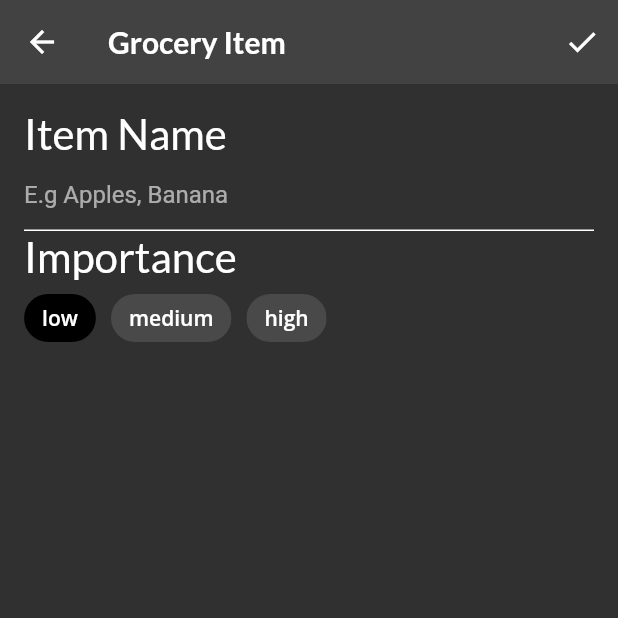
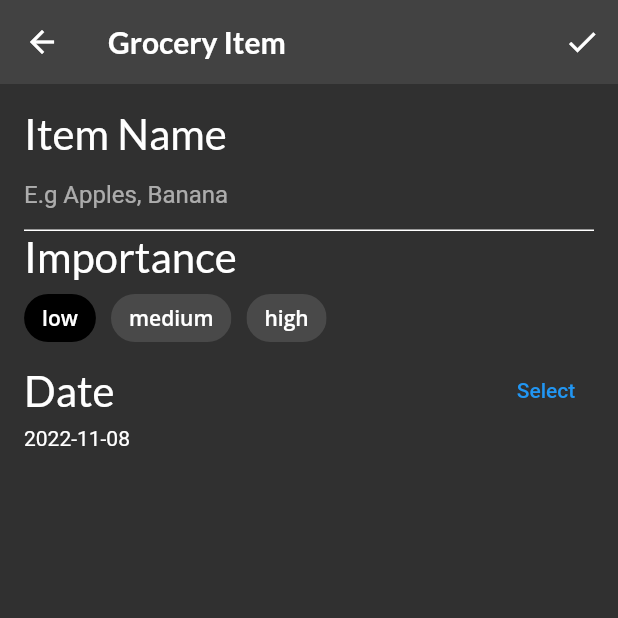
Before and after one commit to okellomano/Fooder, a Flutter app: the screen it shows after launch, item 3 of the bottom bar chosen, after a tap on the "add" icon, on a phone screen of 412 x 824 dp, the top half of it. Run offline on Flutter 3.47's test engine with Material 2 defaults, Android fonts, the phone set to English and light mode, and no system bars; our stand-ins replace flutter_colorpicker, google_fonts.

Commit message:
date picker widget implementation

```diff
--- a/lib/screens/grocery_item_screen.dart
+++ b/lib/screens/grocery_item_screen.dart
@@ -99,7 +99,7 @@ class _GroceryItemScreenState extends State<GroceryItemScreen> {
           children: [
             buildNameField(),
             buildImportanceField(),
-            //add date picker
+            buildDateField(context),
             //add time picker
             //add color picker
             //add slider
@@ -187,4 +187,39 @@ class _GroceryItemScreenState extends State<GroceryItemScreen> {
       ],
     );
   }
+
+  Widget buildDateField(BuildContext context) {
+    return Column(
+      crossAxisAlignment: CrossAxisAlignment.start,
+      children: [
+        Row(
+          mainAxisAlignment: MainAxisAlignment.spaceBetween,
+          children: [
+            Text(
+              'Date',
+              style: GoogleFonts.lato(fontSize: 28.0),
+            ),
+            TextButton(
+              child: const Text('Select'),
+              onPressed: () async {
+                final currentDate = DateTime.now();
+                final selectedDate = await showDatePicker(
+                  context: context,
+                  initialDate: currentDate,
+                  firstDate: currentDate,
+                  lastDate: DateTime(currentDate.year + 5),
+                );
+                setState(() {
+                  if (selectedDate != null) {
+                    _dueDate = selectedDate;
+                  }
+                });
+              },
+            ),
+          ],
+        ),
+        if (_dueDate != null) Text(DateFormat('yyyy-MM-dd').format(_dueDate)),
+      ],
+    );
+  }
 }
```
